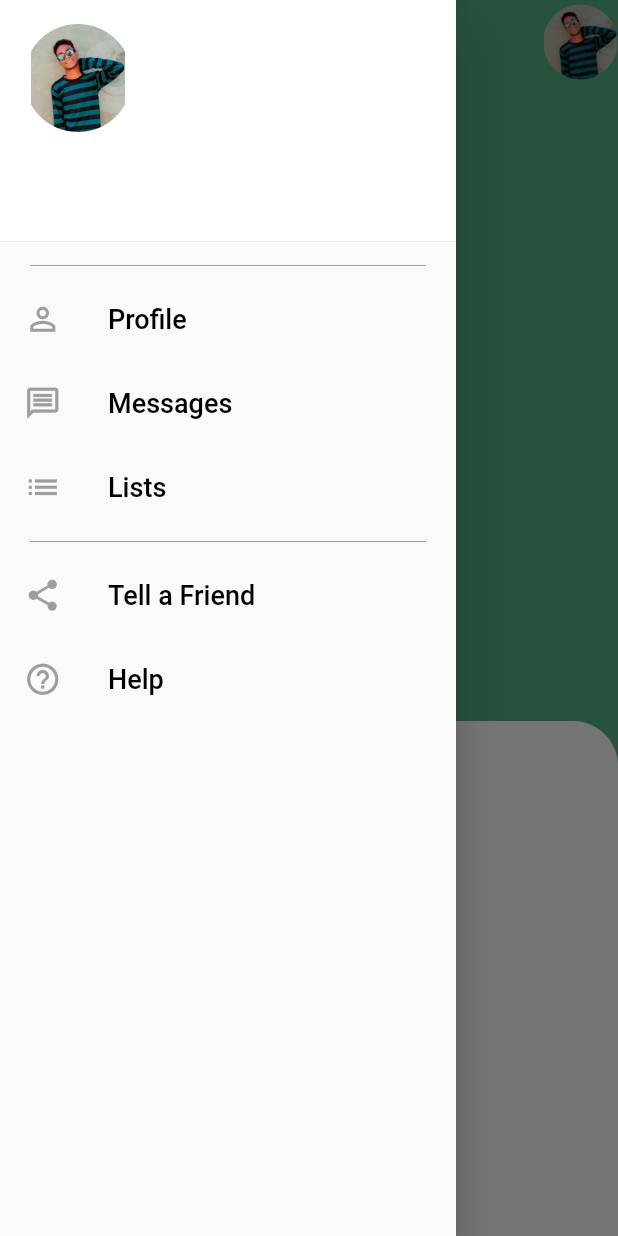
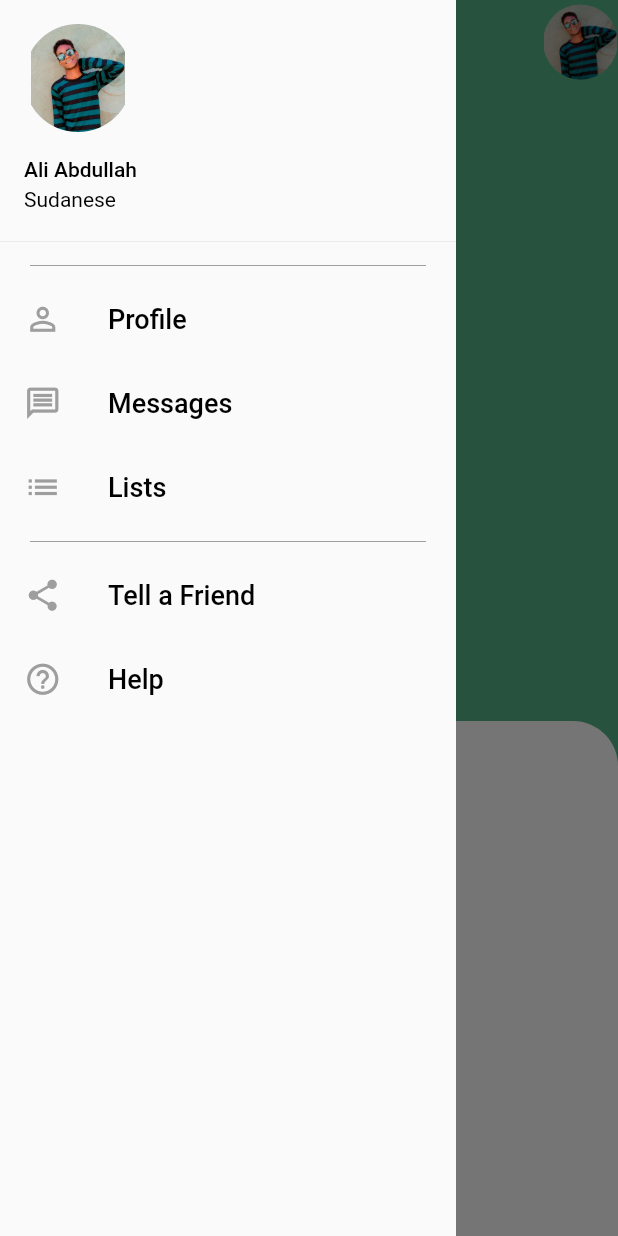
Before and after one commit to 3li-3bdullah/Ficus, a Flutter app: the screen it shows after launch, with the side drawer open, on a phone screen of 412 x 824 dp. Run offline on Flutter 3.47's test engine with Material 2 defaults, Android fonts, the phone set to English and light mode, and no system bars.

```diff
--- a/plant_app/lib/componant/mydrawer.dart
+++ b/plant_app/lib/componant/mydrawer.dart
@@ -10,18 +10,20 @@ class MyDrawer extends StatefulWidget {
 class _MyDrawerState extends State<MyDrawer> {
   @override
   Widget build(BuildContext context) {
-    return Drawer(
+    return Drawer(elevation: 0,
       child: ListView(
         children: [
           UserAccountsDrawerHeader(
-            accountName: const Text("Ali Abdullah"),
-            accountEmail: const Text("Sudanese"),
+            accountName: const Text("Ali Abdullah" , style:TextStyle(color:Colors.black)),
+            accountEmail: const Text("Sudanese", style:TextStyle(color:Colors.black)),
             currentAccountPicture: Container(
               decoration: const BoxDecoration(
                   image: DecorationImage(
                       image: AssetImage("images/assets/ali.jpg")),
                   shape: BoxShape.circle),
-            ),decoration: const BoxDecoration(color:Colors.white),
+            ),decoration: const BoxDecoration(
+              color:Color(0xfffafafa),
+              ),
           ),
          const Padding(
             padding: EdgeInsets.symmetric(horizontal:20),
```
